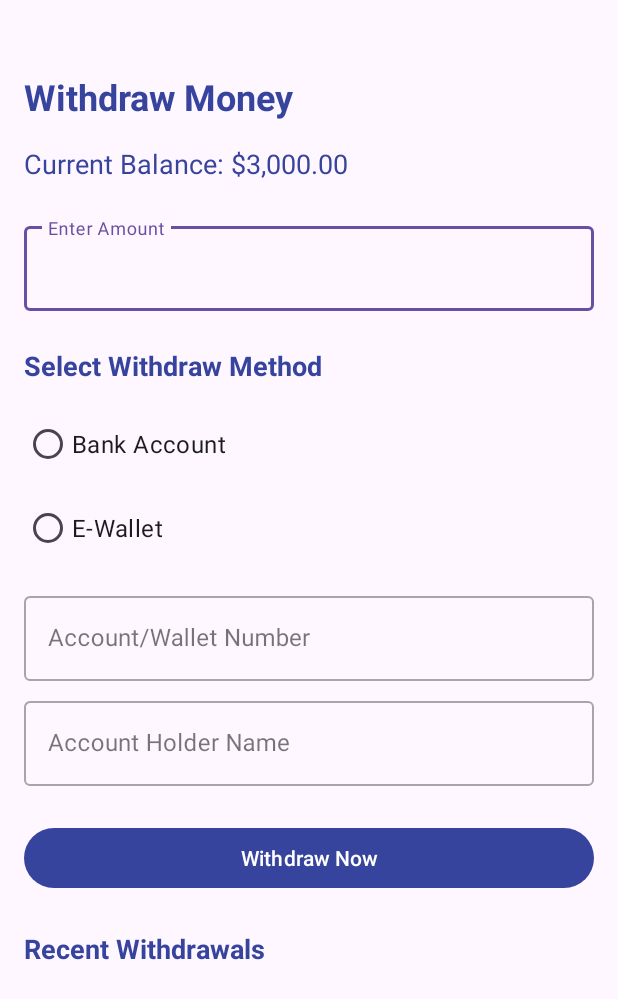
After one commit to Presceltooo/Finance-App, an Android app: the WithdrawActivity screen opened directly, with no data from a screen before it, on a phone screen of 412 x 824 dp. The commit adds this screen. Shown: the top 999 px of the screen. Run offline under Robolectric (Android 15) with nearby library versions, the phone set to English and light mode, and no system bars.

Commit message:
Update Feature/Withdraw

```diff
--- a/app/src/main/AndroidManifest.xml
+++ b/app/src/main/AndroidManifest.xml
@@ -33,6 +33,9 @@
         <activity
             android:name=".Activity.DepositActivity"
             android:exported="false" />
+        <activity
+            android:name=".Activity.WithdrawActivity"
+            android:exported="false" />
 
     </application>
 
--- /dev/null
+++ b/app/src/main/java/com/example/financeapp/Activity/WithdrawActivity.kt
@@ -0,0 +1,147 @@
+package com.example.financeapp.Activity
+
+import android.content.Context
+import android.os.Bundle
+import android.view.WindowManager
+import androidx.appcompat.app.AppCompatActivity
+import androidx.recyclerview.widget.LinearLayoutManager
+import com.example.financeapp.Adapter.TransactionAdapter
+import com.example.financeapp.Domain.TransactionDomain
+import com.example.financeapp.databinding.ActivityWithdrawBinding
+import com.google.android.material.snackbar.Snackbar
+import com.google.gson.Gson
+import com.google.gson.reflect.TypeToken
+import java.text.NumberFormat
+import java.util.Locale
+import java.util.UUID
+
+class WithdrawActivity : AppCompatActivity() {
+    private lateinit var binding: ActivityWithdrawBinding
+    private var currentBalance: Double = 3000.0
+    private lateinit var transactionAdapter: TransactionAdapter
+    private val transactions = mutableListOf<TransactionDomain>()
+
+    override fun onCreate(savedInstanceState: Bundle?) {
+        super.onCreate(savedInstanceState)
+        binding = ActivityWithdrawBinding.inflate(layoutInflater)
+        setContentView(binding.root)
+
+        window.setFlags(
+            WindowManager.LayoutParams.FLAG_LAYOUT_NO_LIMITS,
+            WindowManager.LayoutParams.FLAG_LAYOUT_NO_LIMITS
+        )
+
+        // Nhận số dư từ MainActivity nếu có
+        currentBalance = intent.getDoubleExtra("currentBalance", 3000.0)
+        updateBalanceDisplay()
+
+        // Đọc lịch sử giao dịch từ SharedPreferences
+        loadTransactions()
+
+        setupUI()
+        setupListeners()
+    }
+
+    private fun setupUI() {
+        updateBalanceDisplay()
+        transactionAdapter = TransactionAdapter(transactions)
+        binding.transactionsRecyclerView.layoutManager = LinearLayoutManager(this)
+        binding.transactionsRecyclerView.adapter = transactionAdapter
+    }
+
+    private fun setupListeners() {
+        binding.withdrawButton.setOnClickListener {
+            val amount = binding.amountEditText.text.toString().toDoubleOrNull()
+            val selectedMethod = when (binding.withdrawMethodGroup.checkedRadioButtonId) {
+                binding.bankRadio.id -> "BANK"
+                binding.eWalletRadio.id -> "E_WALLET"
+                else -> null
+            }
+            val accountNumber = binding.accountNumberEditText.text.toString().trim()
+            val accountName = binding.accountNameEditText.text.toString().trim()
+
+            when {
+                amount == null -> showError("Please enter a valid amount")
+                amount <= 0 -> showError("Amount must be greater than 0")
+                amount > currentBalance -> showError("Insufficient balance")
+                selectedMethod == null -> showError("Please select a withdraw method")
+                accountNumber.isBlank() -> showError("Please enter account/wallet number")
+                accountName.isBlank() -> showError("Please enter account holder name")
+                else -> processWithdraw(amount, selectedMethod, accountNumber, accountName)
+            }
+        }
+    }
+
+    private fun processWithdraw(amount: Double, method: String, accountNumber: String, accountName: String) {
+        // Tạo giao dịch mới
+        val transaction = TransactionDomain(
+            id = UUID.randomUUID().toString(),
+            amount = amount,
+            type = "WITHDRAW",
+            method = method,
+            status = "SUCCESS",
+            date = java.util.Date(),
+            description = "Withdraw to $method: $accountNumber ($accountName)"
+        )
+        transactions.add(0, transaction)
+        transactionAdapter.notifyItemInserted(0)
+        saveTransactions()
+
+        // Cập nhật số dư
+        currentBalance -= amount
+        updateBalanceDisplay()
+
+        // Xóa input
+        binding.amountEditText.text?.clear()
+        binding.withdrawMethodGroup.clearCheck()
+        binding.accountNumberEditText.text?.clear()
+        binding.accountNameEditText.text?.clear()
+
+        showSuccess("Successfully withdrew ${formatAmount(amount)} to $method")
+
+        // Trả về số dư mới và transaction cho MainActivity
+        val resultIntent = android.content.Intent().apply {
+            putExtra("newBalance", currentBalance)
+            putExtra("newTransaction", transaction)
+        }
+        setResult(RESULT_OK, resultIntent)
+        finish()
+    }
+
+    private fun updateBalanceDisplay() {
+        binding.currentBalanceText.text = "Current Balance: ${formatAmount(currentBalance)}"
+    }
+
+    private fun formatAmount(amount: Double): String {
+        return NumberFormat.getCurrencyInstance(Locale.US).format(amount)
+    }
+
+    private fun showError(message: String) {
+        Snackbar.make(binding.root, message, Snackbar.LENGTH_SHORT).show()
+    }
+
+    private fun showSuccess(message: String) {
+        Snackbar.make(binding.root, message, Snackbar.LENGTH_SHORT).show()
+    }
+
+    private fun saveTransactions() {
+        val sharedPref = getSharedPreferences("withdraw_history", Context.MODE_PRIVATE)
+        val editor = sharedPref.edit()
+        val gson = Gson()
+        val json = gson.toJson(transactions)
+        editor.putString("transactions", json)
+        editor.apply()
+    }
+
+    private fun loadTransactions() {
+        val sharedPref = getSharedPreferences("withdraw_history", Context.MODE_PRIVATE)
+        val gson = Gson()
+        val json = sharedPref.getString("transactions", null)
+        if (json != null) {
+            val type = object : TypeToken<MutableList<TransactionDomain>>() {}.type
+            val list: MutableList<TransactionDomain> = gson.fromJson(json, type)
+            transactions.clear()
+            transactions.addAll(list)
+        }
+    }
+}
--- a/app/src/main/res/layout/activity_main.xml
+++ b/app/src/main/res/layout/activity_main.xml
@@ -180,7 +180,7 @@
                     android:orientation="vertical">
 
                     <ImageView
-                        android:id="@+id/imageView5"
+                        android:id="@+id/depositBtn"
                         android:layout_width="match_parent"
                         android:layout_height="wrap_content"
                         app:srcCompat="@drawable/btn_1" />
@@ -209,6 +209,7 @@
 
                     <ImageView
 
+                        android:id="@+id/withdrawBtn"
                         android:layout_width="match_parent"
                         android:layout_height="wrap_content"
                         app:srcCompat="@drawable/btn_2" />
--- /dev/null
+++ b/app/src/main/res/layout/activity_withdraw.xml
@@ -0,0 +1,144 @@
+<?xml version="1.0" encoding="utf-8"?>
+<androidx.constraintlayout.widget.ConstraintLayout xmlns:android="http://schemas.android.com/apk/res/android"
+    xmlns:app="http://schemas.android.com/apk/res-auto"
+    xmlns:tools="http://schemas.android.com/tools"
+    android:layout_width="match_parent"
+    android:layout_height="match_parent"
+    tools:context=".Activity.WithdrawActivity">
+
+    <ScrollView
+        android:layout_width="match_parent"
+        android:layout_height="match_parent"
+        app:layout_constraintBottom_toBottomOf="parent"
+        app:layout_constraintEnd_toEndOf="parent"
+        app:layout_constraintStart_toStartOf="parent"
+        app:layout_constraintTop_toTopOf="parent">
+
+        <LinearLayout
+            android:layout_width="match_parent"
+            android:layout_height="wrap_content"
+            android:orientation="vertical"
+            android:padding="16dp">
+
+            <TextView
+                android:layout_width="wrap_content"
+                android:layout_height="wrap_content"
+                android:layout_marginTop="32dp"
+                android:text="Withdraw Money"
+                android:textColor="@color/dark_blue"
+                android:textSize="24sp"
+                android:textStyle="bold" />
+
+            <TextView
+                android:id="@+id/currentBalanceText"
+                android:layout_width="wrap_content"
+                android:layout_height="wrap_content"
+                android:layout_marginTop="16dp"
+                android:text="Current Balance: $3,000.00"
+                android:textColor="@color/dark_blue"
+                android:textSize="18sp" />
+
+            <com.google.android.material.textfield.TextInputLayout
+                android:id="@+id/amountInputLayout"
+                android:layout_width="match_parent"
+                android:layout_height="wrap_content"
+                android:layout_marginTop="24dp"
+                android:hint="Enter Amount"
+                style="@style/Widget.MaterialComponents.TextInputLayout.OutlinedBox">
+
+                <com.google.android.material.textfield.TextInputEditText
+                    android:id="@+id/amountEditText"
+                    android:layout_width="match_parent"
+                    android:layout_height="wrap_content"
+                    android:inputType="numberDecimal" />
+            </com.google.android.material.textfield.TextInputLayout>
+
+            <TextView
+                android:layout_width="wrap_content"
+                android:layout_height="wrap_content"
+                android:layout_marginTop="24dp"
+                android:text="Select Withdraw Method"
+                android:textColor="@color/dark_blue"
+                android:textSize="18sp"
+                android:textStyle="bold" />
+
+            <RadioGroup
+                android:id="@+id/withdrawMethodGroup"
+                android:layout_width="match_parent"
+                android:layout_height="wrap_content"
+                android:layout_marginTop="16dp">
+
+                <RadioButton
+                    android:id="@+id/bankRadio"
+                    android:layout_width="match_parent"
+                    android:layout_height="wrap_content"
+                    android:layout_marginBottom="8dp"
+                    android:text="Bank Account"
+                    android:textSize="16sp" />
+
+                <RadioButton
+                    android:id="@+id/eWalletRadio"
+                    android:layout_width="match_parent"
+                    android:layout_height="wrap_content"
+                    android:text="E-Wallet"
+                    android:textSize="16sp" />
+            </RadioGroup>
+
+            <com.google.android.material.textfield.TextInputLayout
+                android:id="@+id/accountNumberInputLayout"
+                android:layout_width="match_parent"
+                android:layout_height="wrap_content"
+                android:layout_marginTop="16dp"
+                android:hint="Account/Wallet Number"
+                style="@style/Widget.MaterialComponents.TextInputLayout.OutlinedBox">
+
+                <com.google.android.material.textfield.TextInputEditText
+                    android:id="@+id/accountNumberEditText"
+                    android:layout_width="match_parent"
+                    android:layout_height="wrap_content"
+                    android:inputType="text" />
+            </com.google.android.material.textfield.TextInputLayout>
+
+            <com.google.android.material.textfield.TextInputLayout
+                android:id="@+id/accountNameInputLayout"
+                android:layout_width="match_parent"
+                android:layout_height="wrap_content"
+                android:layout_marginTop="8dp"
+                android:hint="Account Holder Name"
+                style="@style/Widget.MaterialComponents.TextInputLayout.OutlinedBox">
+
+                <com.google.android.material.textfield.TextInputEditText
+                    android:id="@+id/accountNameEditText"
+                    android:layout_width="match_parent"
+                    android:layout_height="wrap_content"
+                    android:inputType="textPersonName" />
+            </com.google.android.material.textfield.TextInputLayout>
+
+            <com.google.android.material.button.MaterialButton
+                android:id="@+id/withdrawButton"
+                android:layout_width="match_parent"
+                android:layout_height="wrap_content"
+                android:layout_marginTop="24dp"
+                android:text="Withdraw Now"
+                android:textColor="@color/white"
+                app:backgroundTint="@color/dark_blue" />
+
+            <TextView
+                android:layout_width="wrap_content"
+                android:layout_height="wrap_content"
+                android:layout_marginTop="24dp"
+                android:text="Recent Withdrawals"
+                android:textColor="@color/dark_blue"
+                android:textSize="18sp"
+                android:textStyle="bold" />
+
+            <androidx.recyclerview.widget.RecyclerView
+                android:id="@+id/transactionsRecyclerView"
+                android:layout_width="match_parent"
+                android:layout_height="wrap_content"
+                android:layout_marginTop="16dp" />
+
+        </LinearLayout>
+    </ScrollView>
+
+</androidx.constraintlayout.widget.ConstraintLayout>
```
Also changed, not shown: app/src/main/java/com/example/financeapp/Activity/MainActivity.kt (+23 -1 lines), app/src/main/java/com/example/financeapp/Adapter/TransactionAdapter.kt (+6 -8 lines).
